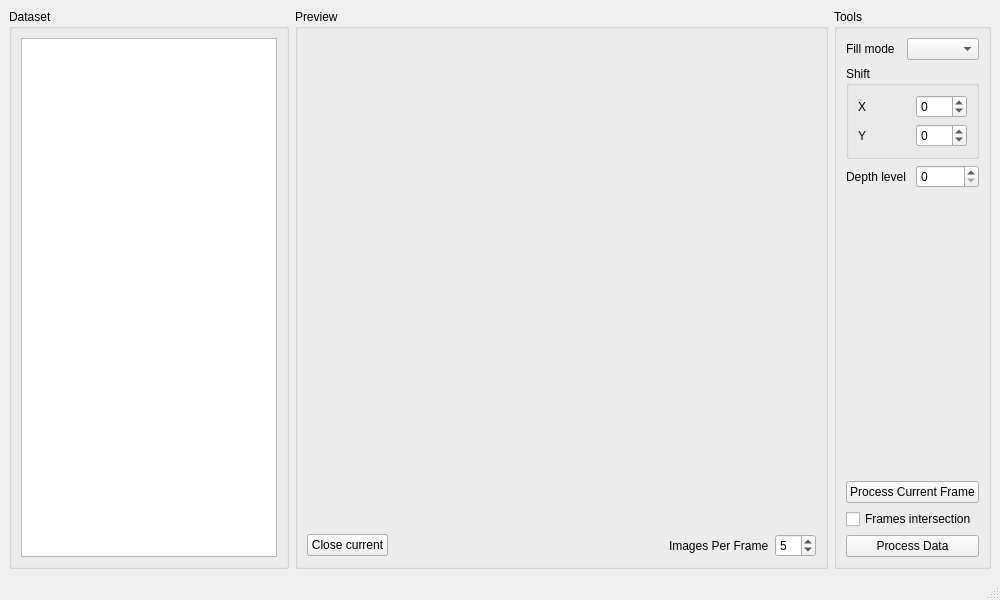
The window that main/processor.ui (Garik-Mk/boo-anot) describes before a commit, drawn with Qt 5.
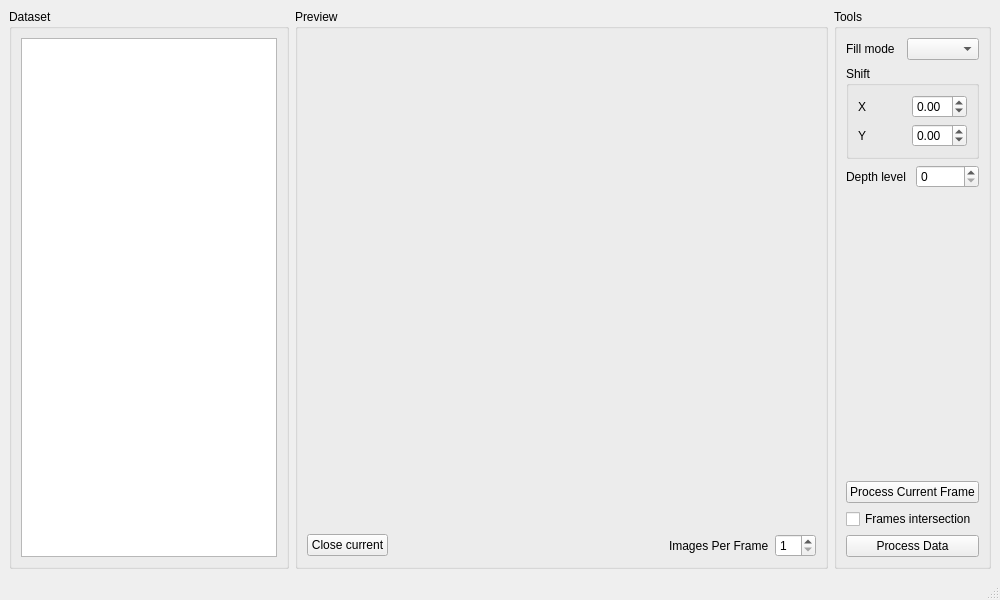
The same window after the commit.

```diff
--- a/main/processor.ui
+++ b/main/processor.ui
@@ -74,7 +74,7 @@
             <number>32</number>
            </property>
            <property name="value">
-            <number>5</number>
+            <number>1</number>
            </property>
           </widget>
          </item>
@@ -127,16 +127,28 @@
            </widget>
           </item>
           <item row="0" column="1">
-           <widget class="QSpinBox" name="currentX">
+           <widget class="QDoubleSpinBox" name="currentX">
             <property name="minimum">
-             <number>-99</number>
+             <double>-1.000000000000000</double>
+            </property>
+            <property name="maximum">
+             <double>1.000000000000000</double>
+            </property>
+            <property name="singleStep">
+             <double>0.010000000000000</double>
             </property>
            </widget>
           </item>
           <item row="1" column="1">
-           <widget class="QSpinBox" name="currentY">
+           <widget class="QDoubleSpinBox" name="currentY">
             <property name="minimum">
-             <number>-99</number>
+             <double>-1.000000000000000</double>
+            </property>
+            <property name="maximum">
+             <double>1.000000000000000</double>
+            </property>
+            <property name="singleStep">
+             <double>0.010000000000000</double>
             </property>
            </widget>
           </item>
```
